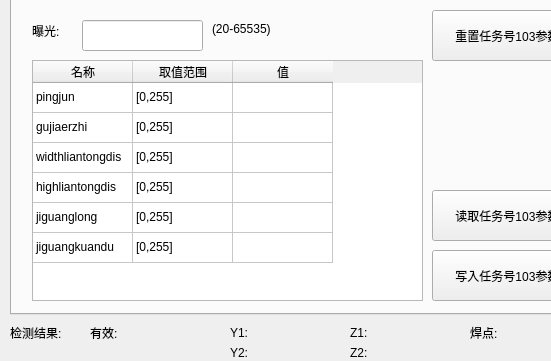
Above: qtmysunnydlg.ui from qubo188612/qtmysunny before the change; both pictures show x 0 to 551 and y 156 to 517 of the 1128 by 700 pixel window. Below: the same form after it.
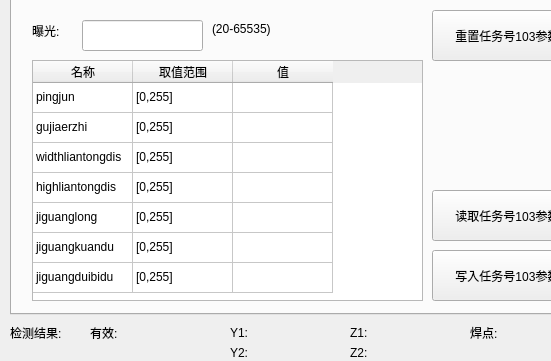
That is the form after the change. Custom widgets are drawn as their Qt base class.

```diff
--- a/qtmysunnydlg.ui
+++ b/qtmysunnydlg.ui
@@ -1994,6 +1994,11 @@
        <string>6</string>
       </property>
      </row>
+     <row>
+      <property name="text">
+       <string>7</string>
+      </property>
+     </row>
      <column>
       <property name="text">
        <string>名称</string>
@@ -2099,6 +2104,21 @@
        <string/>
       </property>
      </item>
+     <item row="6" column="0">
+      <property name="text">
+       <string>jiguangduibidu</string>
+      </property>
+     </item>
+     <item row="6" column="1">
+      <property name="text">
+       <string>[0,255]</string>
+      </property>
+     </item>
+     <item row="6" column="2">
+      <property name="text">
+       <string/>
+      </property>
+     </item>
     </widget>
     <widget class="QLineEdit" name="alg103_threshold">
      <property name="geometry">
```
